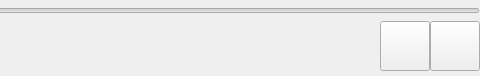
First picture: the form in ctrlbar.ui, repository itisyang/playerdemo, before the edit; both pictures show x 411 to 891 and y 0 to 76 of the 891 by 76 pixel window.
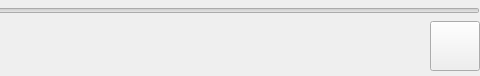
Second picture: the form after the edit.

```diff
--- a/ctrlbar.ui
+++ b/ctrlbar.ui
@@ -212,25 +212,6 @@
            <number>0</number>
           </property>
           <item row="0" column="0">
-           <widget class="QPushButton" name="FullscreenBtn">
-            <property name="minimumSize">
-             <size>
-              <width>50</width>
-              <height>50</height>
-             </size>
-            </property>
-            <property name="maximumSize">
-             <size>
-              <width>50</width>
-              <height>50</height>
-             </size>
-            </property>
-            <property name="text">
-             <string/>
-            </property>
-           </widget>
-          </item>
-          <item row="0" column="1">
            <widget class="QPushButton" name="MenuBtn">
             <property name="minimumSize">
              <size>
```
